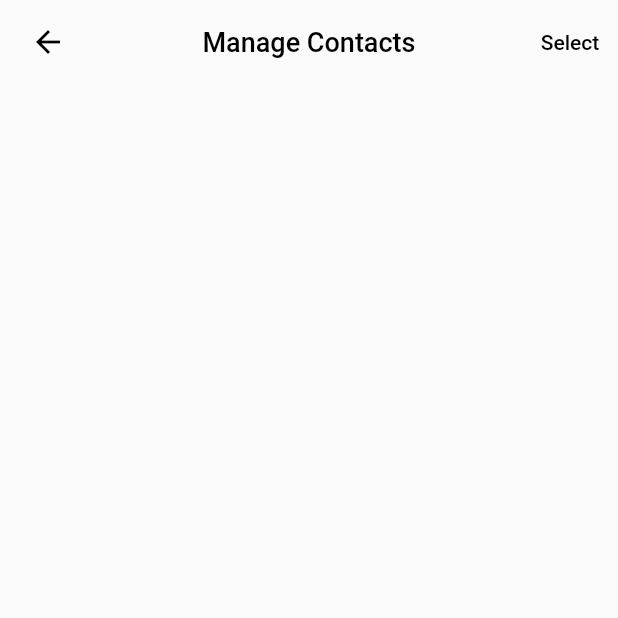
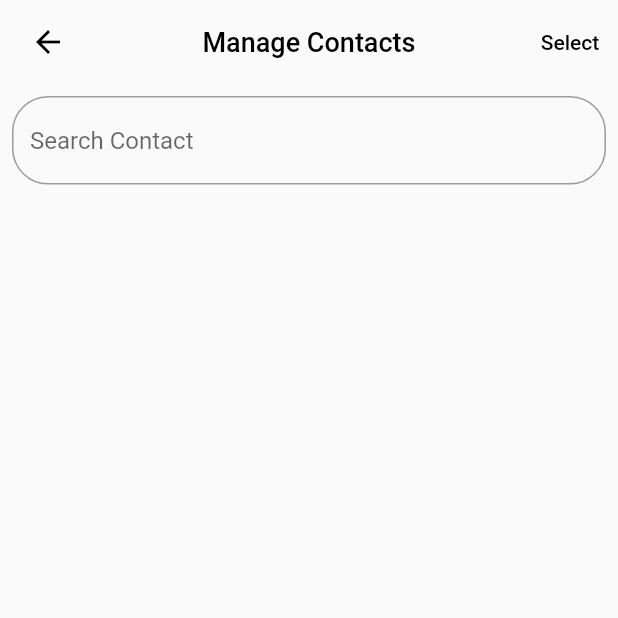
Before and after one commit to ozyildirim/contact_manager, a Flutter app: the ManageContactsPage screen opened directly, on a phone screen of 412 x 824 dp, the top half of it. Run offline on Flutter 3.47's test engine with Material 2 defaults, Android fonts, the phone set to English and light mode, and no system bars; our stand-ins replace awesome_dialog, file_picker, flutter_contacts, flutter_svg, fluttertoast, font_awesome_flutter and 4 more; accounts and stored records are empty; project files that could hold a hidden picture were left out.

Commit message:
added contact search bar

```diff
--- a/lib/core/providers/contact_provider.dart
+++ b/lib/core/providers/contact_provider.dart
@@ -37,7 +37,7 @@ class ContactProvider with ChangeNotifier {
         contacts = await FlutterContacts.getContacts(
             withThumbnail: true, withProperties: true);
         contacts!.forEach((element) {
-          print(element.phones.toString());
+          print(element);
         });
         return contacts;
       }
--- a/lib/screens/manage_contacts_page.dart
+++ b/lib/screens/manage_contacts_page.dart
@@ -2,7 +2,6 @@ import 'package:awesome_dialog/awesome_dialog.dart';
 import 'package:contact_manager/core/providers/contact_provider.dart';
 import 'package:contact_manager/core/services/contact_service.dart';
 import 'package:contact_manager/widgets/bottom_sheet_widget.dart';
-import 'package:contact_manager/widgets/contact_avatar_widget.dart';
 import 'package:flutter/cupertino.dart';
 import 'package:flutter/material.dart';
 import 'package:flutter_contacts/flutter_contacts.dart';
@@ -22,6 +21,8 @@ class _ManageContactsPageState extends State<ManageContactsPage> {
   Logger logger = Logger();
 
   List<Contact> selectedContacts = [];
+  List<Contact> searchedContacs = [];
+  FocusNode searchFocusNode = FocusNode();
 
   @override
   void initState() {
@@ -40,6 +41,7 @@ class _ManageContactsPageState extends State<ManageContactsPage> {
 
   @override
   Widget build(BuildContext context) {
+    var size = MediaQuery.of(context).size;
     contactProvider = Provider.of<ContactProvider>(context);
     return Scaffold(
       appBar: AppBar(
@@ -55,15 +57,58 @@ class _ManageContactsPageState extends State<ManageContactsPage> {
         child: contactProvider.state == ViewState.Busy ||
                 contactProvider.contacts == null
             ? const Center(child: CircularProgressIndicator())
-            : ListView.builder(
-                itemCount: contactProvider.contacts!.length + 1,
+            : Column(
+                children: [
+                  Padding(
+                    padding: const EdgeInsets.all(8.0),
+                    child: TextField(
+                      focusNode: searchFocusNode,
+                      // onEditingComplete: (value) {},
+                      onChanged: (value) {
+                        if (value.isEmpty) {
+                          setState(() {
+                            searchedContacs.clear();
+                            selectedContacts.clear();
+                          });
+                          return;
+                        } else {
+                          List<Contact> list = [];
+                          for (Contact element in contactProvider.contacts!) {
+                            if (element.displayName
+                                .toLowerCase()
+                                .contains(value.toLowerCase())) {
+                              list.add(element);
+                            }
+                          }
+                          setState(() {
+                            searchedContacs = list;
+                          });
+                        }
+
+                        print(value);
+                        print(searchedContacs);
+                      },
+                      decoration: const InputDecoration(
+                        hintText: "Search Contact",
+                        border: OutlineInputBorder(
+                            borderRadius:
+                                BorderRadius.all(Radius.circular(24))),
+                      ),
+                    ),
+                  ),
+                  Expanded(
+                    child: ListView.builder(
+                      itemCount: searchedContacs.isNotEmpty
+                          ? searchedContacs.length + 1
+                          : contactProvider.contacts!.length + 1,
                       itemBuilder: ((context, index) {
                         if (index == 0) {
                           if (isSelectionMode) {
                             return ListTile(
                               title: Text(
                                 isSelectedAll ? "Unselect All" : "Select All",
-                          style: const TextStyle(fontWeight: FontWeight.bold),
+                                style: const TextStyle(
+                                    fontWeight: FontWeight.bold),
                               ),
                               onTap: isSelectedAll
                                   ? unselectAllContacts
@@ -72,11 +117,14 @@ class _ManageContactsPageState extends State<ManageContactsPage> {
                           }
                           return Container();
                         } else {
-                    var item = contactProvider.contacts![index - 1];
+                          var item = searchedContacs.isNotEmpty
+                              ? searchedContacs[index - 1]
+                              : contactProvider.contacts![index - 1];
                           return ListTile(
                             trailing: contactProvider.getContactPicture(item),
                             title: Text(item.displayName),
-                      subtitle: contactProvider.getContactItemSubtitle(item),
+                            subtitle:
+                                contactProvider.getContactItemSubtitle(item),
                             onTap: () => toggleContactItem(item),
                             leading: isSelectionMode
                                 ? selectedContacts.contains(item)
@@ -89,6 +137,9 @@ class _ManageContactsPageState extends State<ManageContactsPage> {
                           );
                         }
                       }),
+                    ),
+                  ),
+                ],
               ),
       ),
     );
```
Also changed, not shown: lib/screens/home_page.dart (+13 -10 lines). Lines whose indentation alone changed are shown as unchanged.
